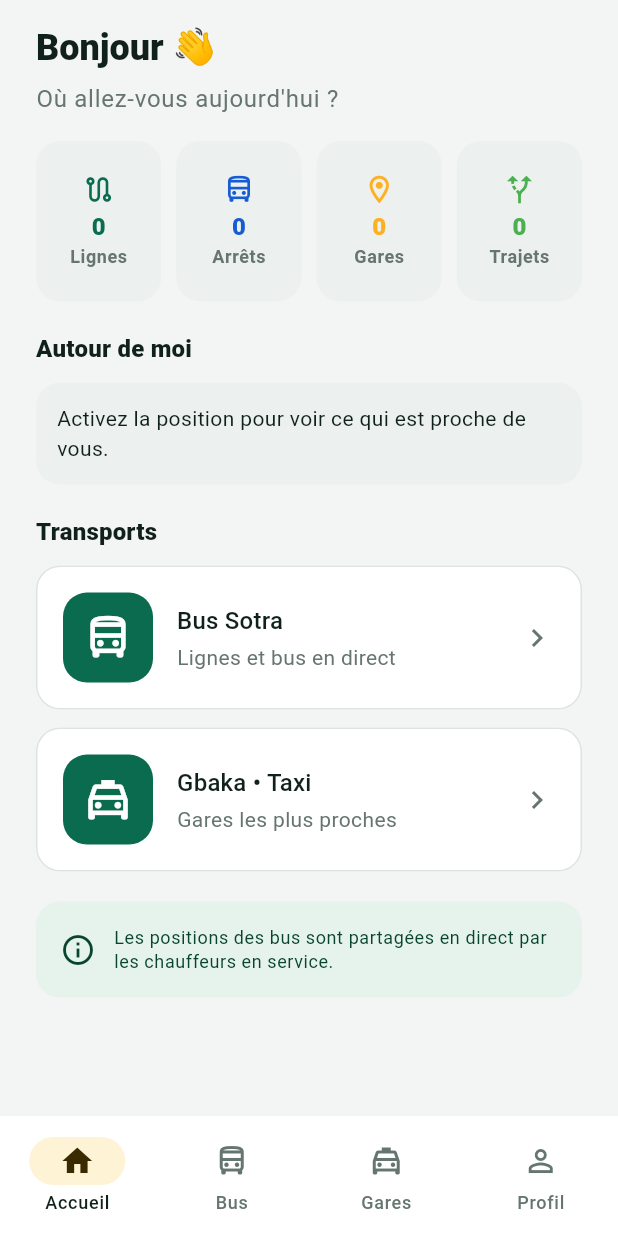
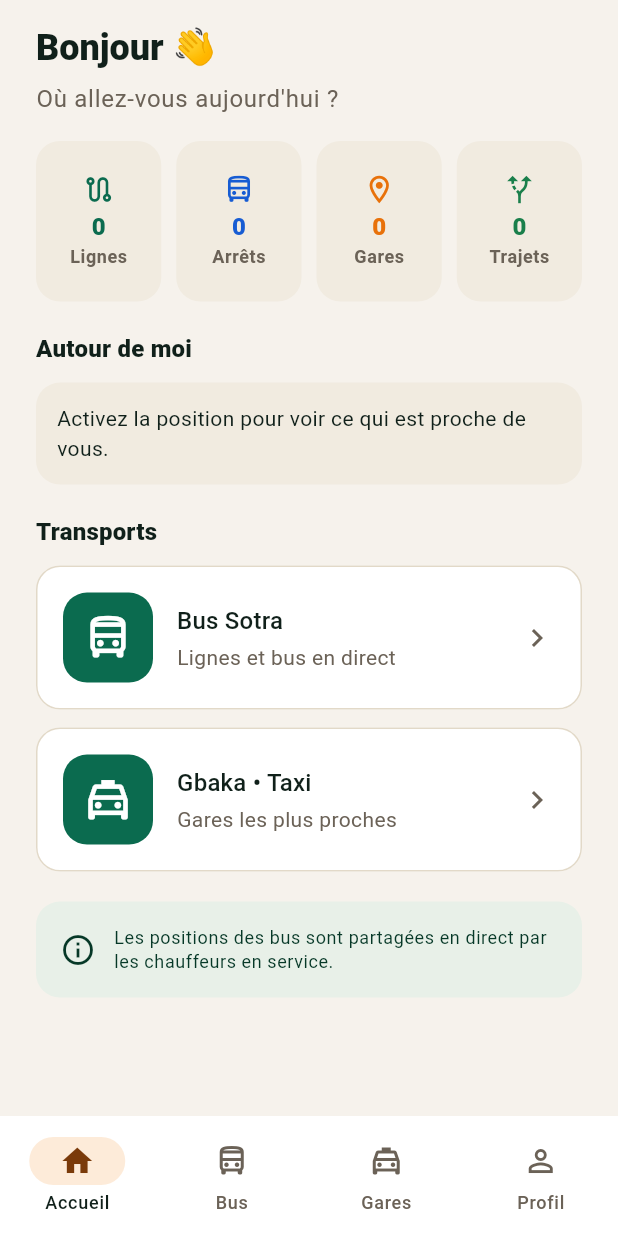
Before and after one commit to sackoba11/mobility, a Flutter app: the ShellScreen screen opened by its route, on a phone screen of 412 x 824 dp. Run offline on Flutter 3.47's test engine with Material 3 defaults, Android fonts, the phone set to English and light mode, and no system bars; our stand-ins replace cloud_firestore, connectivity_plus, dartz, firebase_auth, firebase_core, flutter_dotenv and 10 more; missing offline and left inert: flutter_foreground_task, flutter_map_location_marker; accounts and stored records are empty; statements that could not run were skipped.

Commit message:
change palette color for appTheme

```diff
--- a/lib/common/map/fm_widgets.dart
+++ b/lib/common/map/fm_widgets.dart
@@ -8,6 +8,7 @@ import 'package:geolocator/geolocator.dart';
 import 'package:get/get.dart';
 import 'package:latlong2/latlong.dart';
 import 'package:mobility/models/stop/stop.dart';
+import 'package:mobility/utils/constants/app colors/app_colors.dart';
 
 /// Bouton "ma position" à poser dans le Stack d'une carte (haut-droite).
 /// Centre la caméra sur le GPS (heroTag unique obligatoire : plusieurs
@@ -375,7 +376,7 @@ class RouteStopPin extends StatelessWidget {
   Widget build(BuildContext context) {
     final scheme = Theme.of(context).colorScheme;
     final color = isStart
-        ? Colors.green
+        ? context.live
         : (isEnd ? scheme.error : scheme.primary);
     return ZoomScaled.square(
       baseSize: size,
--- a/lib/utils/constants/app colors/app_colors.dart
+++ b/lib/utils/constants/app colors/app_colors.dart
@@ -1,36 +1,54 @@
 import 'package:flutter/material.dart';
 
-/// Palette Mobility (Phase 4 — refonte design).
-/// Les anciens champs sont conservés pour compatibilité, les nouveaux
-/// tokens portent le design system Material 3 (clair + sombre).
+/// Palette Mobility « Terre ivoire » : vert marque conservé, accents
+/// terracotta chaleureux, fonds sable. Clair + sombre (Material 3).
 abstract class AppColor {
   // --- Marque ---
-  static Color primary = const Color(0xFF0B6B4F);
-  static Color primaryDark = const Color(0xFF08452F);
-  static Color secondary = const Color(0xFFFFB020);
-  static Color secondaryContainer = const Color(0xFFFFF3D6);
+  static const Color primary = Color(0xFF0B6B4F);
+  static const Color primaryDark = Color(0xFF063827);
+  static const Color secondary = Color(0xFFE8710A);
+  static const Color secondaryContainer = Color(0xFFFDEBD9);
+  static const Color onSecondaryContainer = Color(0xFF7A3A0A);
+
+  // --- Temps réel / proximité (bus en service, "Proche") ---
+  static const Color live = Color(0xFF1A7F4B);
+  static const Color liveContainer = Color(0xFFD9EEE3);
 
   // --- Fonds ---
-  static Color background = const Color(0xFFF3F5F4);
-  static Color surface = const Color(0xFFFFFFFF);
-  static Color white = const Color(0xFFFFFFFF);
+  static const Color background = Color(0xFFF6F2EC);
+  static const Color surface = Color(0xFFFFFFFF);
+  static const Color white = Color(0xFFFFFFFF);
+  static const Color surfaceHighest = Color(0xFFEDE6D8);
 
   // --- Texte ---
-  static Color onSurface = const Color(0xFF10201A);
-  static Color textSecondary = const Color(0xFF66756F);
-  static Color gray = const Color(0xFFA8AEB1);
+  static const Color onSurface = Color(0xFF10201A);
+  static const Color textSecondary = Color(0xFF6B6257);
+  static const Color gray = Color(0xFFA8AEB1);
 
   // --- Bordures ---
-  static Color border = const Color(0xFFDDE4E0);
+  static const Color border = Color(0xFFE2D9C8);
 
   // --- Sémantiques ---
-  static Color error = const Color(0xFFB42318);
-  static Color warning = const Color(0xFFE8710A);
-  static Color success = const Color(0xFF1A7F4B);
-  static Color info = const Color(0xFF175CD3);
+  static const Color error = Color(0xFFB42318);
+  static const Color warning = Color(0xFFE8710A);
+  static const Color success = Color(0xFF1A7F4B);
+  static const Color info = Color(0xFF175CD3);
 
-  // --- Dark mode ---
-  static Color darkBackground = const Color(0xFF0F1513);
-  static Color darkSurface = const Color(0xFF172019);
-  static Color darkBorder = const Color(0xFF2A3531);
+  // --- Dark mode (teinté chaud) ---
+  static const Color darkBackground = Color(0xFF161210);
+  static const Color darkSurface = Color(0xFF1E1917);
+  static const Color darkBorder = Color(0xFF2E2823);
+  static const Color darkHighest = Color(0xFF2A2320);
+  static const Color darkOnSurfaceVariant = Color(0xFFC4B8A6);
+  static const Color darkPrimary = Color(0xFF7BD3AB);
+  static const Color darkOnPrimary = Color(0xFF063827);
+  static const Color darkLive = Color(0xFF8BDDB4);
 }
+
+/// Vert "temps réel" adapté au mode : lisible sur fond clair comme sombre.
+extension LiveColor on BuildContext {
+  Color get live =>
+      Theme.of(this).brightness == Brightness.dark
+          ? AppColor.darkLive
+          : AppColor.live;
+}
--- a/lib/views/bus/screens/home_bus_screen.dart
+++ b/lib/views/bus/screens/home_bus_screen.dart
@@ -4,6 +4,7 @@ import 'package:get/get.dart';
 import '../../../common/widgets/state_views.dart';
 import '../../../common/widgets/transport_cards.dart';
 import '../../../models/transit_stop/transit_stop.dart';
+import '../../../utils/constants/app colors/app_colors.dart';
 import '../../../routes/app_pages.dart';
 import '../../stops/controllers/stops_controller.dart';
 import '../controllers/home_bus_controller.dart';
@@ -54,7 +55,7 @@ class HomeBusScreen extends GetView<BusController> {
                           icon: Icons.directions_bus_filled,
                           value: '${controller.activeCount}',
                           label: 'En service',
-                          color: Colors.green,
+                          color: context.live,
                           onTap: () => Get.toNamed(Paths.activeBuses),
                         ),
                       ),
--- a/lib/views/shell/passenger/screens/passenger_dashboard_screen.dart
+++ b/lib/views/shell/passenger/screens/passenger_dashboard_screen.dart
@@ -10,6 +10,7 @@ import '../../../home/controllers/home_user_controller.dart';
 import '../../../otherCar/controllers/other_car_controller.dart';
 import '../../../stops/controllers/stops_controller.dart';
 import '../../controllers/shell_controller.dart';
+import '../../../../utils/constants/app colors/app_colors.dart';
 
 /// Accueil passager : dashboard général (compteurs, autour de moi,
 /// accès directs aux transports).
@@ -109,7 +110,7 @@ class PassengerDashboardScreen extends GetView<HomeUserController> {
                         icon: Icons.alt_route_outlined,
                         value: '$trajets',
                         label: 'Trajets',
-                        color: Colors.green,
+                        color: context.live,
                         onTap: () => Get.toNamed(Paths.trajets),
                       ),
                     ],
@@ -397,12 +398,12 @@ class _AroundMeCard extends StatelessWidget {
                 width: 44,
                 height: 44,
                 decoration: BoxDecoration(
-                  color: Colors.green.withValues(alpha: 0.15),
+                  color: context.live.withValues(alpha: 0.15),
                   borderRadius: BorderRadius.circular(12),
                 ),
-                child: const Icon(
+                child: Icon(
                   Icons.directions_bus_filled,
-                  color: Colors.green,
+                  color: context.live,
                 ),
               ),
               title: Text(
```
Also changed, not shown: lib/common/help_functions/help_functions.dart (+7 -6 lines), lib/common/theme/app_theme.dart (+96 -19 lines), lib/common/widgets/transport_cards.dart (+0 -8 lines), lib/views/bus/screens/line_detail_screen.dart (+13 -12 lines).
